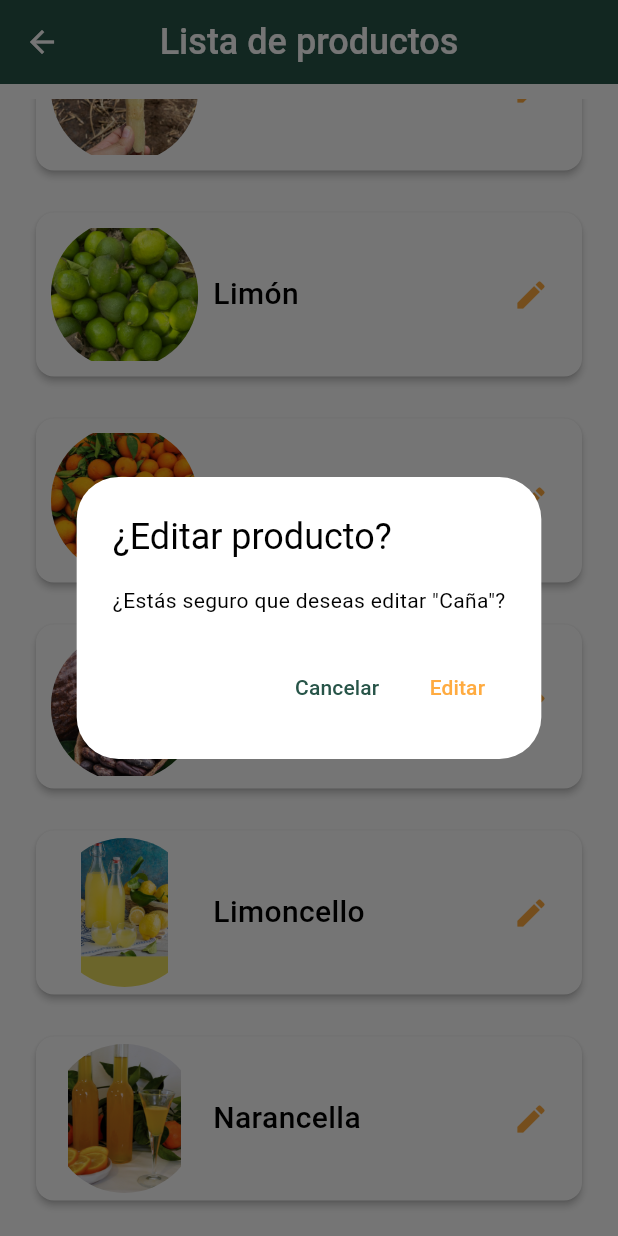
After one commit to GerardoMejia1107/MovileApp-El-Manguito, a Flutter app: the EditProduct screen opened directly, scrolled down 213 dp, after a tap on the "edit" icon, on a phone screen of 412 x 824 dp. The commit adds this screen. Run offline on Flutter 3.47's test engine with Material 3 defaults, Android fonts, the phone set to English and light mode, and no system bars; our stand-ins replace fl_chart, image_picker.

Commit message:
feat: Add edit and delete view, add new generic widgets, modify add view. I add options to add, delete and edit products and food, this options redirect to new views when click them :sparkles:

```diff
--- /dev/null
+++ b/lib/screens/edit_product.dart
@@ -0,0 +1,43 @@
+import 'package:el_mango/util/categories.dart';
+import 'package:el_mango/widgets/product_edit_item.dart';
+import 'package:flutter/material.dart';
+
+class EditProduct extends StatefulWidget {
+  const EditProduct({super.key});
+
+  @override
+  State<EditProduct> createState() => _EditProductState();
+}
+
+class _EditProductState extends State<EditProduct> {
+  @override
+  Widget build(BuildContext context) {
+    final double screenWidth = MediaQuery.of(context).size.width;
+    final double screenHeight = MediaQuery.of(context).size.height;
+
+    return Scaffold(
+      appBar: AppBar(
+        elevation: 0,
+        centerTitle: true,
+        title: Text(
+          "Lista de productos",
+          style: TextStyle(
+            color: Colors.white,
+            fontSize: 24,
+            fontWeight: FontWeight.w500,
+          ),
+        ),
+      ),
+      body: Padding(
+        padding: EdgeInsets.all(10),
+        child: ListView.builder(
+          itemCount: categories.length,
+          itemBuilder: (BuildContext context, int index) {
+            Map category = categories[index];
+            return ProductEditItem(img: category["img"], name: category["name"]);
+          },
+        ),
+      ),
+    );
+  }
+}
--- /dev/null
+++ b/lib/widgets/product_edit_item.dart
@@ -0,0 +1,94 @@
+import 'package:flutter/material.dart';
+
+class ProductEditItem extends StatefulWidget {
+  final String img;
+  final String name;
+
+  const ProductEditItem({Key? key, required this.img, required this.name})
+    : super(key: key);
+
+  @override
+  State<ProductEditItem> createState() => _ProductEditItemState();
+}
+
+class _ProductEditItemState extends State<ProductEditItem> {
+  @override
+  Widget build(BuildContext context) {
+    final double screenWidth = MediaQuery.of(context).size.width;
+    final double screenHeight = MediaQuery.of(context).size.height;
+
+    return SizedBox(
+      width: screenWidth / 4,
+      height: screenHeight / 6,
+      child: Padding(
+        padding: EdgeInsets.all(10),
+        child: Card(
+          elevation: 2,
+          child: Padding(
+            padding: EdgeInsets.symmetric(vertical: 5, horizontal: 10),
+            child: Row(
+              mainAxisSize: MainAxisSize.min,
+              mainAxisAlignment: MainAxisAlignment.spaceEvenly,
+              crossAxisAlignment: CrossAxisAlignment.center,
+              children: <Widget>[
+                ClipRRect(
+                  borderRadius: BorderRadius.circular(50),
+                  child: Image.asset(
+                    widget.img,
+                    width: screenWidth / 4.2,
+                    height: screenHeight / 6.2,
+                  ),
+                ),
+                const SizedBox(width: 10),
+                Expanded(
+                  child: Text(
+                    widget.name,
+                    style: const TextStyle(
+                      fontSize: 20,
+                      fontWeight: FontWeight.w500,
+                    ),
+                    overflow: TextOverflow.ellipsis,
+                  ),
+                ),
+                IconButton(
+                  icon: const Icon(Icons.edit, color: Colors.orangeAccent),
+                  onPressed: () {
+                    showDialog(
+                      context: context,
+                      builder:
+                          (_) => AlertDialog(
+                            title: const Text("¿Editar producto?"),
+                            content: Text(
+                              "¿Estás seguro que deseas editar \"${widget.name}\"?",
+                            ),
+                            actions: [
+                              TextButton(
+                                onPressed: () => Navigator.of(context).pop(),
+                                child: const Text("Cancelar"),
+                              ),
+                              TextButton(
+                                onPressed: () {
+                                  // Aquí deberías usar setState para eliminarlo
+                                  // o llamar a un callback para eliminar en el padre
+                                  Navigator.of(
+                                    context,
+                                  ).pop(); // Cierra el dialog
+                                },
+                                child: const Text(
+                                  "Editar",
+                                  style: TextStyle(color: Colors.orangeAccent),
+                                ),
+                              ),
+                            ],
+                          ),
+                    );
+                  },
+                ),
+              ],
+            ),
+          ),
+        ),
+      ),
+    );
+  }
+}
```
Also changed, not shown: lib/screens/add.dart (+36 -105 lines), lib/screens/edit_food.dart (added, +44 -0 lines), lib/screens/food_list.dart (added, +44 -0 lines), lib/screens/products_list.dart (added, +40 -0 lines), lib/widgets/food_delete_item.dart (added, +94 -0 lines), lib/widgets/food_edit_item.dart (added, +93 -0 lines), lib/widgets/product_delete_item.dart (added, +94 -0 lines).
